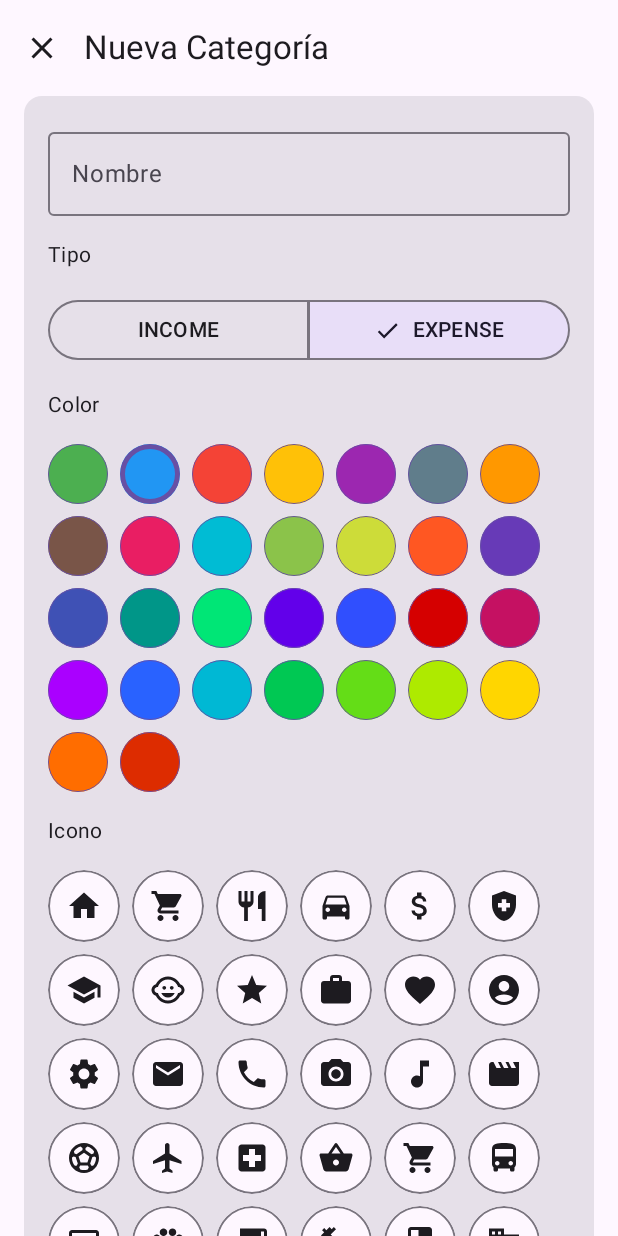
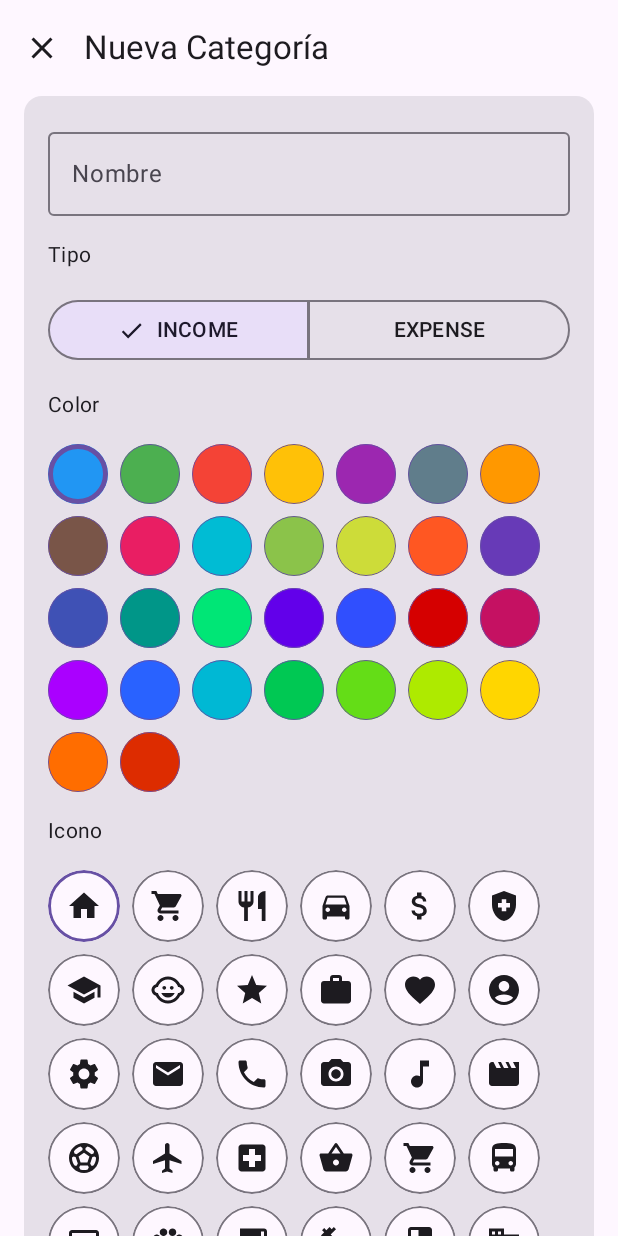
Before and after one commit to ing-fabiansuarez/GuardaditoApp, an Android app built with Jetpack Compose: the CategoryFormScreen screen opened through its navigation route, on a phone screen of 412 x 824 dp. Run offline under Robolectric (Android 15) with nearby library versions, the phone set to English and light mode, and no system bars; our stand-ins replace Room's generated code.

```diff
--- a/app/src/main/java/software/mys/guardaditoapp/NavigationApp.kt
+++ b/app/src/main/java/software/mys/guardaditoapp/NavigationApp.kt
@@ -1,6 +1,8 @@
 package software.mys.guardaditoapp
 
+import android.widget.Toast
 import androidx.compose.runtime.Composable
+import androidx.compose.ui.platform.LocalContext
 import androidx.navigation.compose.NavHost
 import androidx.navigation.compose.composable
 import androidx.navigation.compose.rememberNavController
@@ -9,6 +11,7 @@ import software.mys.guardaditoapp.ui.screen.MainScreen
 
 @Composable
 fun NavigationApp() {
+    val context = LocalContext.current
     val navController = rememberNavController()
     NavHost(navController = navController, startDestination = Routes.Main.route) {
         composable(Routes.Main.route) {
@@ -19,6 +22,9 @@ fun NavigationApp() {
         composable(Routes.CategoryForm.route) {
             CategoryFormScreen(onCloseClick = {
                 navController.popBackStack()
+            }, onSaveComplete = {
+                Toast.makeText(context, "Categoría guardada", Toast.LENGTH_SHORT).show()
+                navController.popBackStack()
             })
         }
     }
--- a/app/src/main/java/software/mys/guardaditoapp/data/local/daos/CategoryDao.kt
+++ b/app/src/main/java/software/mys/guardaditoapp/data/local/daos/CategoryDao.kt
@@ -1,6 +1,7 @@
 package software.mys.guardaditoapp.data.local.daos
 
 import androidx.room.Dao
+import androidx.room.Delete
 import androidx.room.Insert
 import androidx.room.Query
 import software.mys.guardaditoapp.data.local.entities.CategoryEntity
@@ -18,4 +19,7 @@ interface CategoryDao {
 
     @Query("SELECT * FROM categories WHERE type = :type ORDER BY name ASC")
     fun getCategoriesByType(type: CategoryEntityType): List<CategoryEntity>
+
+    @Delete
+    fun delete(category: CategoryEntity)
 }
--- a/app/src/main/java/software/mys/guardaditoapp/data/repositories/CategoryRepository.kt
+++ b/app/src/main/java/software/mys/guardaditoapp/data/repositories/CategoryRepository.kt
@@ -19,4 +19,8 @@ class CategoryRepository(private val categoryDao: CategoryDao) {
         return categoryDao.getCategoriesByType(type)
     }
 
+    fun deleteCategory(category: CategoryEntity){
+        categoryDao.delete(category)
+    }
+
 }
--- a/app/src/main/java/software/mys/guardaditoapp/ui/util/AppColors.kt
+++ b/app/src/main/java/software/mys/guardaditoapp/ui/util/AppColors.kt
@@ -6,7 +6,7 @@ object AppColors {
 
     val colors =
         listOf(
-            0xFF4CAF50, 0xFF2196F3, 0xFFF44336, 0xFFFFC107,
+            0xFF2196F3, 0xFF4CAF50,  0xFFF44336, 0xFFFFC107,
             0xFF9C27B0, 0xFF607D8B, 0xFFFF9800, 0xFF795548,
             0xFFE91E63, 0xFF00BCD4, 0xFF8BC34A, 0xFFCDDC39,
             0xFFFF5722, 0xFF673AB7, 0xFF3F51B5, 0xFF009688,
--- a/app/src/main/java/software/mys/guardaditoapp/ui/viewmodel/CategoryFormViewModel.kt
+++ b/app/src/main/java/software/mys/guardaditoapp/ui/viewmodel/CategoryFormViewModel.kt
@@ -1,11 +1,8 @@
 package software.mys.guardaditoapp.ui.viewmodel
 
 import android.app.Application
-import androidx.compose.material.icons.Icons
-import androidx.compose.material.icons.filled.Category
 import androidx.compose.runtime.mutableStateOf
 import androidx.lifecycle.AndroidViewModel
-import androidx.lifecycle.ViewModel
 import androidx.lifecycle.viewModelScope
 import kotlinx.coroutines.launch
 import software.mys.guardaditoapp.data.local.AppDatabase
@@ -14,6 +11,8 @@ import software.mys.guardaditoapp.ui.models.CategoryUi
 import software.mys.guardaditoapp.ui.models.CategoryUiType
 import androidx.compose.runtime.State
 import androidx.compose.ui.graphics.vector.ImageVector
+import software.mys.guardaditoapp.ui.util.AppColors
+import software.mys.guardaditoapp.ui.util.AppIcons
 
 // ui/viewmodel/CategoryFormViewModel.kt
 class CategoryFormViewModel(application: Application) : AndroidViewModel(application) {
@@ -23,7 +22,7 @@ class CategoryFormViewModel(application: Application) : AndroidViewModel(applica
 
 
     private val _uiState = mutableStateOf(CategoryFormState())
-    val uiState : State<CategoryFormState> = _uiState
+    val uiState: State<CategoryFormState> = _uiState
 
 
     fun setName(name: String) {
@@ -49,7 +48,7 @@ class CategoryFormViewModel(application: Application) : AndroidViewModel(applica
             try {
                 if (_uiState.value.name.isNotBlank()) {
                     val category = CategoryUi(
-                        title = _uiState.value.name,
+                        name = _uiState.value.name,
                         type = _uiState.value.selectedType,
                         color = _uiState.value.selectedColor,
                         icon = _uiState.value.selectedIcon
@@ -74,9 +73,9 @@ class CategoryFormViewModel(application: Application) : AndroidViewModel(applica
 
 data class CategoryFormState(
     val name: String = "",
-    val selectedType: CategoryUiType = CategoryUiType.EXPENSE,
-    val selectedColor: Long = 0xFF2196F3,
-    val selectedIcon: ImageVector = Icons.Default.Category, // Nuevo campo
+    val selectedType: CategoryUiType = CategoryUiType.INCOME,
+    val selectedColor: Long = AppColors.colors.first(),
+    val selectedIcon: ImageVector = AppIcons.getAllIcons().first().second, // Nuevo campo
     val isLoading: Boolean = false,
     val error: String? = null
 ) {
--- a/app/src/main/java/software/mys/guardaditoapp/ui/viewmodel/CategoryViewModel.kt
+++ b/app/src/main/java/software/mys/guardaditoapp/ui/viewmodel/CategoryViewModel.kt
@@ -17,6 +17,7 @@ class CategoryViewModel(application: Application) : AndroidViewModel(application
 
     private val _uiState = MutableStateFlow(CategoryUiState())
     val uiState = _uiState.asStateFlow()
+
     val db = AppDatabase.getInstance(application.applicationContext)
     val categoryRepository = CategoryRepository(db.categoryDao())
 
@@ -25,6 +26,10 @@ class CategoryViewModel(application: Application) : AndroidViewModel(application
             incomeCategories = categoryRepository.getCatgoriesByType(CategoryEntityType.INCOME).map { it.toCategoryUi() },
             expenseCategories = categoryRepository.getCatgoriesByType(CategoryEntityType.EXPENSE).map { it.toCategoryUi() }
         )
+    }
+
+    fun deleteCategory(category: CategoryUi) {
+        categoryRepository.deleteCategory(category.toEntity())
     }
 
 }
```
Also changed, not shown: app/src/main/java/software/mys/guardaditoapp/data/local/entities/CategoryEntity.kt (+2 -7 lines), app/src/main/java/software/mys/guardaditoapp/ui/models/CategoryUi.kt (+7 -9 lines), app/src/main/java/software/mys/guardaditoapp/ui/screen/tabs/CategoriesTab.kt (+16 -9 lines).
